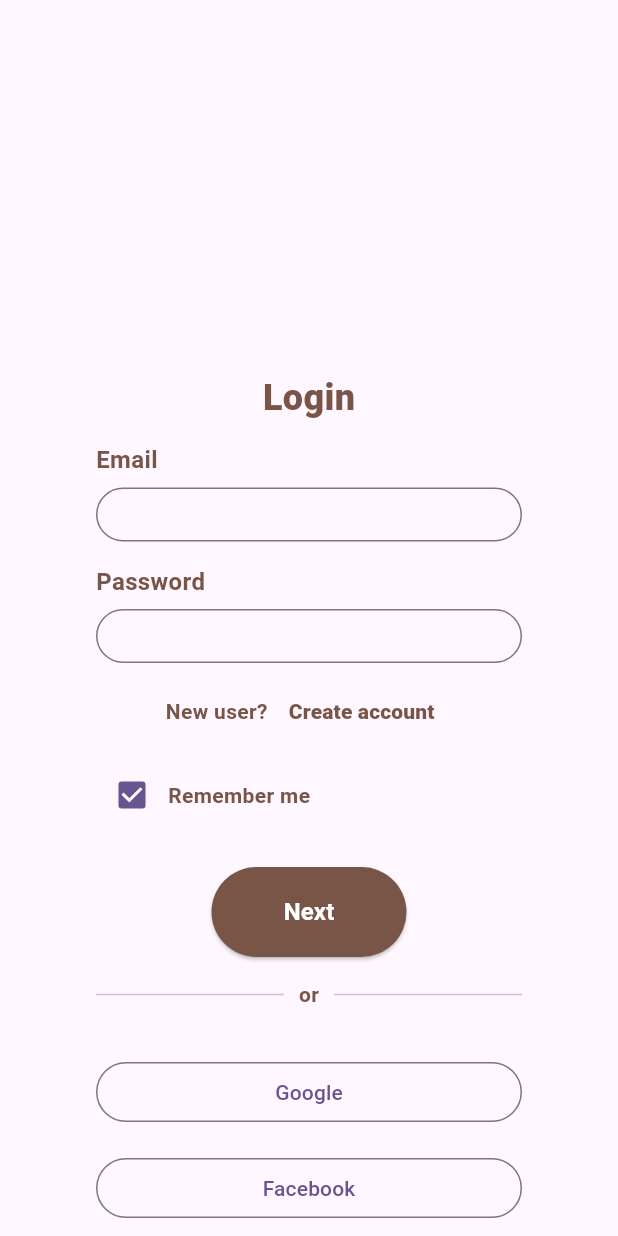
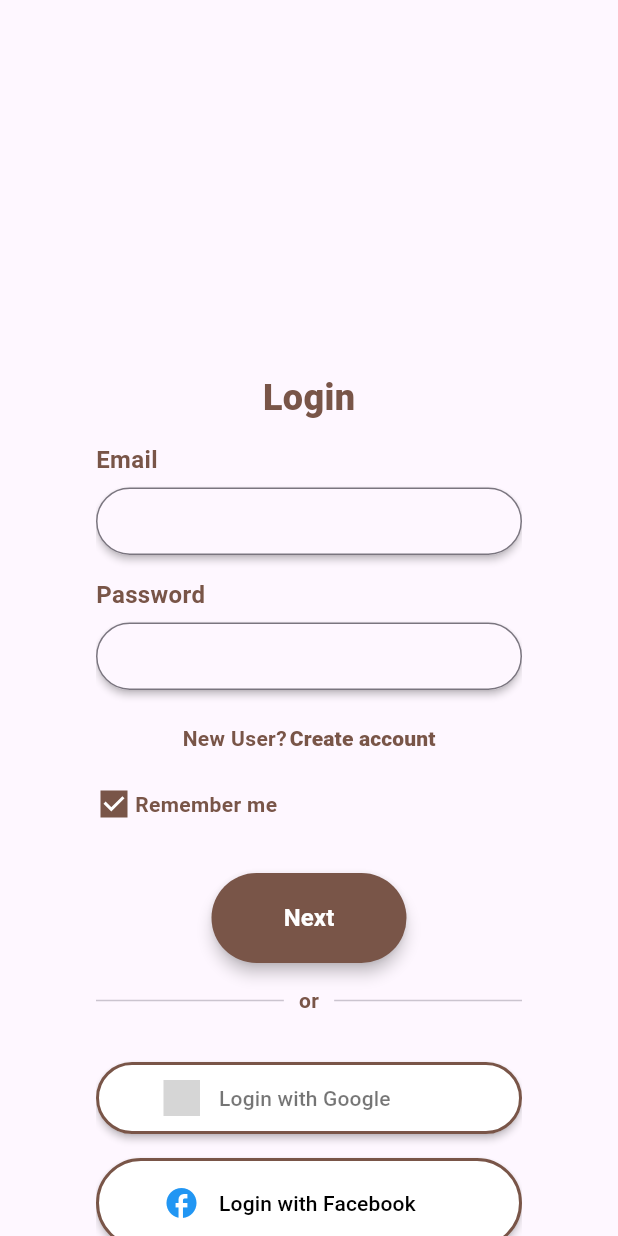
Before and after one commit to Andestrial123/flutter-multi-app, a Flutter app: the screen it shows after launch, on a phone screen of 412 x 824 dp. Run offline on Flutter 3.47's test engine with Material 3 defaults, Android fonts, the phone set to English and light mode, and no system bars; drawn by our look-alikes of auto_size_text, sign_in_button; our stand-ins replace firebase_auth, firebase_core, flutter_bloc; accounts and stored records are empty; grey boxes are pictures that could not be loaded.

Commit message:
create auth with Google

```diff
--- a/lib/features/auth/domain/auth_bloc.dart
+++ b/lib/features/auth/domain/auth_bloc.dart
@@ -10,6 +10,7 @@ class AuthBloc extends Bloc<AuthEvent, AuthState> {
   AuthBloc() : super(AuthInitial()) {
     on<LoginEvent>(_onLogin);
     on<LogoutEvent>(_onLogout);
+    on<GoogleEvent>(_handleGoogleSignIn);
   }
 
   final FirebaseAuth auth = FirebaseAuth.instance;
@@ -33,6 +34,17 @@ class AuthBloc extends Bloc<AuthEvent, AuthState> {
     }
   }
 
+  Future<void> _handleGoogleSignIn(GoogleEvent event, Emitter<AuthState> emit) async {
+    emit(AuthLoadingState());
+    try {
+      GoogleAuthProvider googleAuthProvider = GoogleAuthProvider();
+      await auth.signInWithProvider(googleAuthProvider);
+      emit(AuthLoadedState());
+    } catch (error) {
+      print(error);
+    }
+  }
+
 
   Future<void> _onLogout(LogoutEvent event, Emitter<AuthState> emit) async {
     emit(AuthLoadingState());
--- a/lib/features/auth/domain/auth_event.dart
+++ b/lib/features/auth/domain/auth_event.dart
@@ -9,4 +9,6 @@ class LoginEvent extends AuthEvent {
   LoginEvent(this.email, this.password);
 }
 
+class GoogleEvent extends AuthEvent {}
+
 class LogoutEvent extends AuthEvent {}
--- a/lib/features/auth/presentation/auth_screen.dart
+++ b/lib/features/auth/presentation/auth_screen.dart
@@ -2,8 +2,10 @@ import 'package:firebase_auth/firebase_auth.dart';
 import 'package:flutter/material.dart';
 import 'package:flutter_bloc/flutter_bloc.dart';
 import 'package:flutter_multi_app/features/auth/domain/auth_bloc.dart';
+import 'package:flutter_multi_app/features/create_account/presentation/create_account_screen.dart';
 import 'package:flutter_multi_app/features/main/presentation/main_screen.dart';
 import 'package:flutter_multi_app/utils/typography.dart';
+import 'package:sign_in_button/sign_in_button.dart';
 
 import '../../../main.dart';
 
@@ -34,7 +36,9 @@ class _AuthScreenState extends State<AuthScreen> {
         listener: (context, state) {
           if (state is AuthLoadedState) {
             kNavigatorKey.currentState?.pushReplacement(
-              MaterialPageRoute(builder: (_) => MainScreen(user: FirebaseAuth.instance.currentUser!)),
+              MaterialPageRoute(
+                  builder: (_) =>
+                      MainScreen(user: FirebaseAuth.instance.currentUser!)),
             );
           } else if (state is AuthErrorState) {
             ScaffoldMessenger.of(context).showSnackBar(
@@ -67,10 +71,17 @@ class _AuthScreenState extends State<AuthScreen> {
                   ),
                   const SizedBox(height: 8),
                   SizedBox(
-                    height: 36,
+                    height: 45,
+                    child: Material(
+                      elevation: 2,
+                      borderRadius: BorderRadius.circular(32),
                       child: TextField(
+                        cursorHeight: 18,
                         controller: emailController,
                         decoration: const InputDecoration(
+                          contentPadding: EdgeInsets.only(
+                              top: 8, left: 16, right: 16, bottom: 16),
+                          isDense: true,
                           border: OutlineInputBorder(
                             borderRadius: BorderRadius.all(
                               Radius.circular(32),
@@ -80,15 +91,22 @@ class _AuthScreenState extends State<AuthScreen> {
                         ),
                       ),
                     ),
+                  ),
                   const SizedBox(height: 16),
-                  const MultiAppTypography(
-                      TypographyType.bigText, 'Password'),
+                  const MultiAppTypography(TypographyType.bigText, 'Password'),
                   const SizedBox(height: 8),
                   SizedBox(
-                    height: 36,
+                    height: 45,
+                    child: Material(
+                      elevation: 2,
+                      borderRadius: BorderRadius.circular(32),
                       child: TextField(
+                        cursorHeight: 18,
                         controller: passwordController,
                         decoration: const InputDecoration(
+                          contentPadding: EdgeInsets.only(
+                              top: 8, left: 16, right: 16, bottom: 16),
+                          isDense: true,
                           border: OutlineInputBorder(
                             borderRadius: BorderRadius.all(
                               Radius.circular(32),
@@ -98,31 +116,44 @@ class _AuthScreenState extends State<AuthScreen> {
                         ),
                       ),
                     ),
+                  ),
                   const SizedBox(height: 8),
                   Row(
                     mainAxisAlignment: MainAxisAlignment.center,
                     children: [
                       const MultiAppTypography(
-                          TypographyType.middleText, 'New user?'),
+                          TypographyType.middleText, 'New User?'),
                       const SizedBox(width: 2),
                       TextButton(
                         onPressed: () {
-                            context.read<AuthBloc>().add(LoginEvent(
-                              emailController.text,
-                              passwordController.text,
-                            ));
+                          Navigator.push(
+                              context,
+                              MaterialPageRoute(builder: (context) => const CreateAccountScreen()));
                         },
+                        style: TextButton.styleFrom(padding: EdgeInsets.zero),
                         child: const MultiAppTypography(
                           TypographyType.middleTextBold,
                           'Create account',
-                          ))
+                        ),
+                      ),
                     ],
                   ),
                   const SizedBox(height: 8),
                   Row(
                     children: [
-                      Checkbox(
-                        tristate: true,
+                      SizedBox(
+                        width: 24,
+                        height: 24,
+                        child: CheckboxTheme(
+                          data: CheckboxThemeData(
+                            overlayColor: MaterialStateProperty.all(Colors.transparent),
+                          ),
+                          child: Checkbox(
+                            activeColor: Colors.brown,
+                            shape: const RoundedRectangleBorder(
+                              side: BorderSide(
+                                  color: Colors.brown),
+                            ),
                             value: isChecked,
                             onChanged: (bool? value) {
                               setState(() {
@@ -130,11 +161,14 @@ class _AuthScreenState extends State<AuthScreen> {
                               });
                             },
                           ),
+                        )
+                      ),
+                      const SizedBox(width: 2),
                       const MultiAppTypography(
                           TypographyType.middleText, 'Remember me'),
                     ],
                   ),
-                  const SizedBox(height: 24),
+                  const SizedBox(height: 34),
                   Center(
                     child: SizedBox(
                       height: 60,
@@ -147,15 +181,16 @@ class _AuthScreenState extends State<AuthScreen> {
                           ));
                         },
                         style: ButtonStyle(
-                          backgroundColor: MaterialStateProperty.all<Color>(
-                              Colors.brown),
+                          backgroundColor: MaterialStateProperty.all<Color>(Colors.brown),
+                          elevation: MaterialStateProperty.all(4),
+                          shadowColor: MaterialStateProperty.all<Color>(Colors.black),
                         ),
                         child: const MultiAppTypography(
                           TypographyType.bigText,
                           'Next',
                           color: Colors.white,
                         ),
-                      ),
+                      )
                     ),
                   ),
                   const SizedBox(height: 16),
@@ -164,33 +199,55 @@ class _AuthScreenState extends State<AuthScreen> {
                       Expanded(child: Divider()),
                       Padding(
                         padding: EdgeInsets.symmetric(horizontal: 10.0),
-                        child: MultiAppTypography(
-                            TypographyType.middleText, 'or'),
+                        child:
+                            MultiAppTypography(TypographyType.middleText, 'or'),
                       ),
                       Expanded(child: Divider()),
                     ],
                   ),
                   const SizedBox(height: 32),
                   Column(
-                    crossAxisAlignment: CrossAxisAlignment.stretch,
+                    // crossAxisAlignment: CrossAxisAlignment.stretch,
                     children: [
-                      SizedBox(
+                      Center(
+                        child: SizedBox(
                           width: double.infinity,
-                        child: OutlinedButton(
-                          onPressed: () {},
-                          child: const Text('Google'),
+                          child: SignInButton(Buttons.google,
+                              text: "Login with Google",
+                              shape: RoundedRectangleBorder(
+                                side: const BorderSide(
+                                    color: Colors.brown, width: 2.0),
+                                borderRadius: BorderRadius.circular(50),
+                              ),
+                              padding: const EdgeInsets.all(12), onPressed: () {
+                            context.read<AuthBloc>().add(GoogleEvent());
+                          }),
                         ),
                       ),
                       const SizedBox(height: 16),
-                      SizedBox(
+                      Center(
+                        child: SizedBox(
+                          height: 60,
                           width: double.infinity,
-                        child: OutlinedButton(
+                          child: SignInButtonBuilder(
+                            icon: Icons.facebook,
+                            text: "Login with Facebook",
+                            backgroundColor: Colors.white,
+                            shape: RoundedRectangleBorder(
+                              side: const BorderSide(
+                                  color: Colors.brown, width: 2.0),
+                              borderRadius: BorderRadius.circular(50),
+                            ),
+                            textColor: Colors.black,
+                            iconColor: Colors.blue,
+                            padding: const EdgeInsets.all(12),
                             onPressed: () {},
-                          child: const Text('Facebook'),
+                          ),
                         ),
                       ),
                     ],
-                  )
+                  ),
+                  const SizedBox(height: 32),
                 ],
               ),
             ),
--- /dev/null
+++ b/lib/features/create_account/presentation/create_account_screen.dart
@@ -0,0 +1,10 @@
+import 'package:flutter/material.dart';
+
+class CreateAccountScreen extends StatelessWidget {
+  const CreateAccountScreen({super.key});
+
+  @override
+  Widget build(BuildContext context) {
+    return const Placeholder();
+  }
+}
--- a/lib/main.dart
+++ b/lib/main.dart
@@ -10,7 +10,6 @@ import 'package:flutter_multi_app/firebase_service.dart';
 void main() async {
   WidgetsFlutterBinding.ensureInitialized();
   await Firebase.initializeApp(
-    name: 'flutter-multi-app',
     options: DefaultFirebaseOptions.currentPlatform,
   );
 
--- a/pubspec.yaml
+++ b/pubspec.yaml
@@ -36,11 +36,12 @@ dependencies:
   auto_size_text: 3.0.0
   flutter_bloc: ^8.1.6
   equatable: ^2.0.5
-
+  google_sign_in: ^6.2.1
 
   # The following adds the Cupertino Icons font to your application.
   # Use with the CupertinoIcons class for iOS style icons.
   cupertino_icons: ^1.0.6
+  sign_in_button: ^3.0.0
 
 dev_dependencies:
   flutter_test:
```
Also changed, not shown: lib/firebase_options.dart, pubspec.lock, 7 other files. Lines whose indentation alone changed are shown as unchanged.
